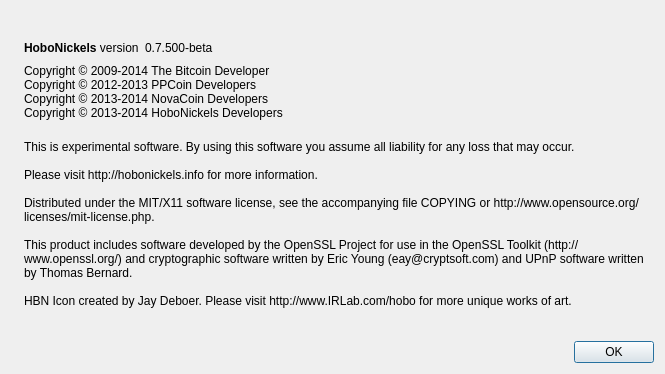
First picture: the form in src/qt/forms/aboutdialog.ui, repository Crypto-Expert/HoboNickels, before the edit.
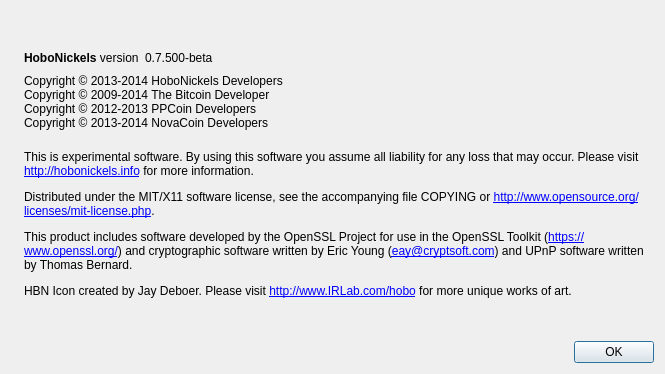
Second picture: the form after the edit. Icons and pictures are not drawn.

Commit message:
Update About Page
Use Rich Text

```diff
--- a/src/qt/forms/aboutdialog.ui
+++ b/src/qt/forms/aboutdialog.ui
@@ -91,10 +91,11 @@
         <cursorShape>IBeamCursor</cursorShape>
        </property>
        <property name="text">
-        <string>Copyright © 2009-2014 The Bitcoin Developer
+        <string>Copyright © 2013-2014 HoboNickels Developers
+Copyright © 2009-2014 The Bitcoin Developer
 Copyright © 2012-2013 PPCoin Developers 
 Copyright © 2013-2014 NovaCoin Developers 
-Copyright © 2013-2014 HoboNickels Developers</string>
+</string>
        </property>
        <property name="textInteractionFlags">
         <set>Qt::LinksAccessibleByMouse|Qt::TextSelectableByKeyboard|Qt::TextSelectableByMouse</set>
@@ -107,16 +108,10 @@
         <cursorShape>IBeamCursor</cursorShape>
        </property>
        <property name="text">
-        <string>
-This is experimental software. By using this software you assume all liability for any loss that may occur. 
-
-Please visit http://hobonickels.info for more information.
-
-Distributed under the MIT/X11 software license, see the accompanying file COPYING or http://www.opensource.org/licenses/mit-license.php.
-
-This product includes software developed by the OpenSSL Project for use in the OpenSSL Toolkit (http://www.openssl.org/) and cryptographic software written by Eric Young (eay@cryptsoft.com) and UPnP software written by Thomas Bernard.
-
-HBN Icon created by Jay Deboer. Please visit http://www.IRLab.com/hobo for more unique works of art.</string>
+        <string>&lt;html&gt;&lt;head/&gt;&lt;body&gt;&lt;p&gt;This is experimental software. By using this software you assume all liability for any loss that may occur. Please visit &lt;a href=&quot;http://hobonickels.info&quot;&gt;&lt;span style=&quot; text-decoration: underline; color:#0000ff;&quot;&gt;http://hobonickels.info&lt;/span&gt;&lt;/a&gt; for more information.&lt;/p&gt;&lt;p&gt;Distributed under the MIT/X11 software license, see the accompanying file COPYING or &lt;a href=&quot;http://www.opensource.org/licenses/mit-license.php&quot;&gt;&lt;span style=&quot; text-decoration: underline; color:#0000ff;&quot;&gt;http://www.opensource.org/licenses/mit-license.php&lt;/span&gt;&lt;/a&gt;. &lt;/p&gt;&lt;p&gt;This product includes software developed by the OpenSSL Project for use in the OpenSSL Toolkit (&lt;a href=&quot;https://www.openssl.org/&quot;&gt;&lt;span style=&quot; text-decoration: underline; color:#0000ff;&quot;&gt;https://www.openssl.org/&lt;/span&gt;&lt;/a&gt;) and cryptographic software written by Eric Young (&lt;a href=&quot;mailto:eay@cryptsoft.com&quot;&gt;&lt;span style=&quot; text-decoration: underline; color:#0000ff;&quot;&gt;eay@cryptsoft.com&lt;/span&gt;&lt;/a&gt;) and UPnP software written by Thomas Bernard. &lt;/p&gt;&lt;p&gt;HBN Icon created by Jay Deboer. Please visit &lt;a href=&quot; http://www.IRLab.com/hobo&quot;&gt;&lt;span style=&quot; text-decoration: underline; color:#0000ff;&quot;&gt;http://www.IRLab.com/hobo&lt;/span&gt;&lt;/a&gt; for more unique works of art.&lt;/p&gt;&lt;/body&gt;&lt;/html&gt;</string>
+       </property>
+       <property name="textFormat">
+        <enum>Qt::RichText</enum>
        </property>
        <property name="wordWrap">
         <bool>true</bool>
```
